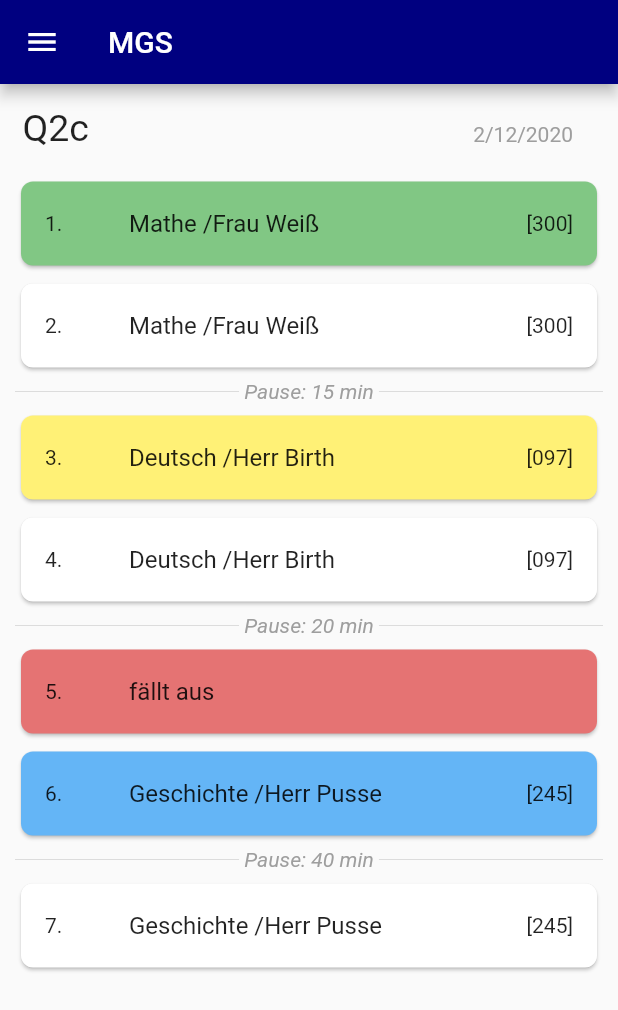
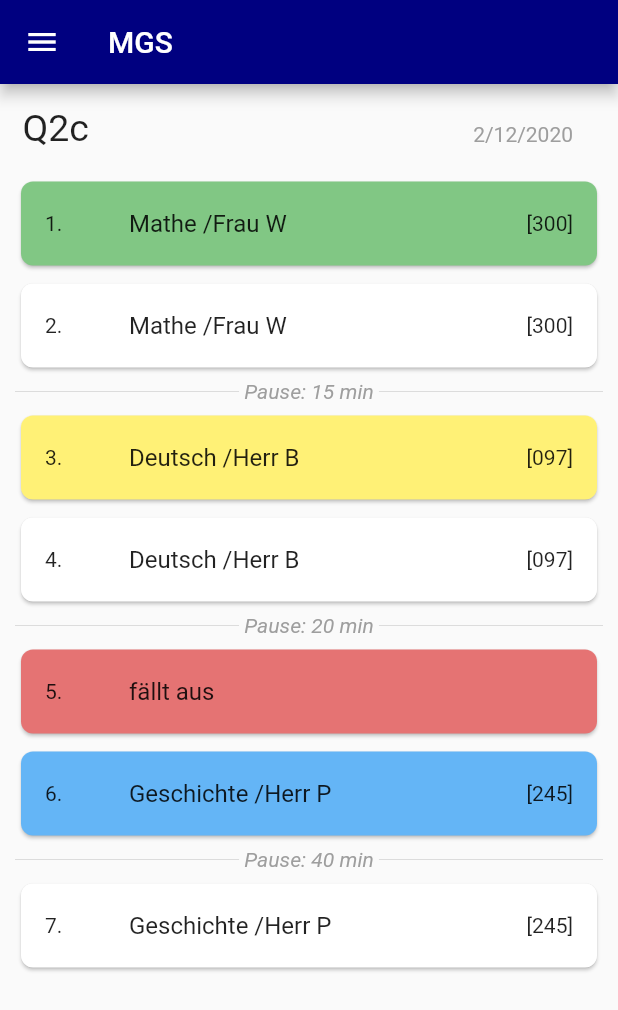
Before and after one commit to Jannik-dev/MGS_MobileApp, a Flutter app: the screen it shows after launch, on a phone screen of 412 x 824 dp. Shown: the top 1010 px of the screen. Run offline on Flutter 3.47's test engine with Material 2 defaults, Android fonts, the phone set to English and light mode, and no system bars; missing offline and left inert: flutter_material_pickers.

Commit message:
Update list.dart

```diff
--- a/lib/list.dart
+++ b/lib/list.dart
@@ -6,19 +6,19 @@ List<Widget> getCourses() {
   List<Widget> listDisplay = new List<Widget>();
 
   courses.add(
-      new Course(1, "Mathe", "Frau Weiß", "300", true, false, false, false));
+      new Course(1, "Mathe", "Frau W", "300", true, false, false, false));
   courses.add(
-      new Course(2, "Mathe", "Frau Weiß", "300", false, false, false, false));
+      new Course(2, "Mathe", "Frau W", "300", false, false, false, false));
   courses.add(
-      new Course(3, "Deutsch", "Herr Birth", "097", false, true, false, false));
+      new Course(3, "Deutsch", "Herr B", "097", false, true, false, false));
   courses.add(new Course(
-      4, "Deutsch", "Herr Birth", "097", false, false, false, false));
+      4, "Deutsch", "Herr B", "097", false, false, false, false));
   courses.add(new Course(
-      5, "Geschichte", "Herr Pusse", "245", false, false, true, false));
+      5, "Geschichte", "Herr P", "245", false, false, true, false));
   courses.add(new Course(
-      6, "Geschichte", "Herr Pusse", "245", false, false, false, true));
+      6, "Geschichte", "Herr P", "245", false, false, false, true));
   courses.add(new Course(
-      7, "Geschichte", "Herr Pusse", "245", false, false, false, false));
+      7, "Geschichte", "Herr P", "245", false, false, false, false));
 
   listDisplay = courses;
   Widget dividerBreak(String s) {
```
